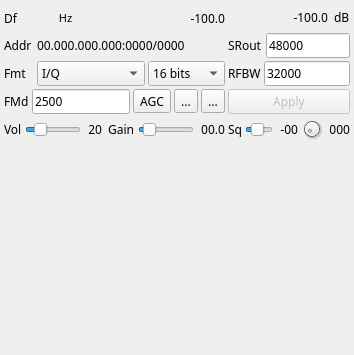
Old version of the form plugins/channelrx/udpsrc/udpsrcgui.ui in the repository f4exb/sdrangel.
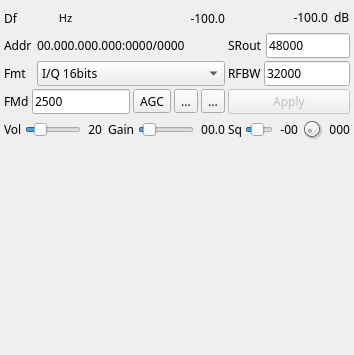
New version of the form. Icons and pictures are not drawn. Custom widgets are drawn as their Qt base class.

Commit message: UDP source: send audio samples always on 16 bits. Options to send raw I/Q in either 16 or 24 bits regardless of sample size at compile time

```diff
--- a/plugins/channelrx/udpsrc/udpsrcgui.ui
+++ b/plugins/channelrx/udpsrc/udpsrcgui.ui
@@ -386,7 +386,12 @@
         </property>
         <item>
          <property name="text">
-          <string>I/Q</string>
+          <string>I/Q 16bits</string>
+         </property>
+        </item>
+        <item>
+         <property name="text">
+          <string>I/Q 24bits</string>
          </property>
         </item>
         <item>
@@ -436,23 +441,6 @@
         </item>
        </widget>
       </item>
-      <item>
-       <widget class="QComboBox" name="sampleSize">
-        <property name="toolTip">
-         <string>Samples size</string>
-        </property>
-        <item>
-         <property name="text">
-          <string>16 bits</string>
-         </property>
-        </item>
-        <item>
-         <property name="text">
-          <string>24 bits</string>
-         </property>
-        </item>
-       </widget>
-      </item>
      </layout>
     </item>
     <item row="6" column="0">
```
The commit also changes 8 other files.
